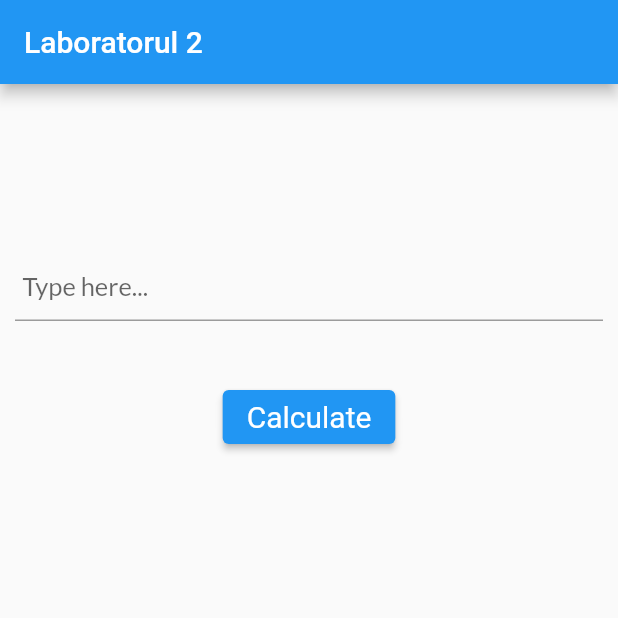
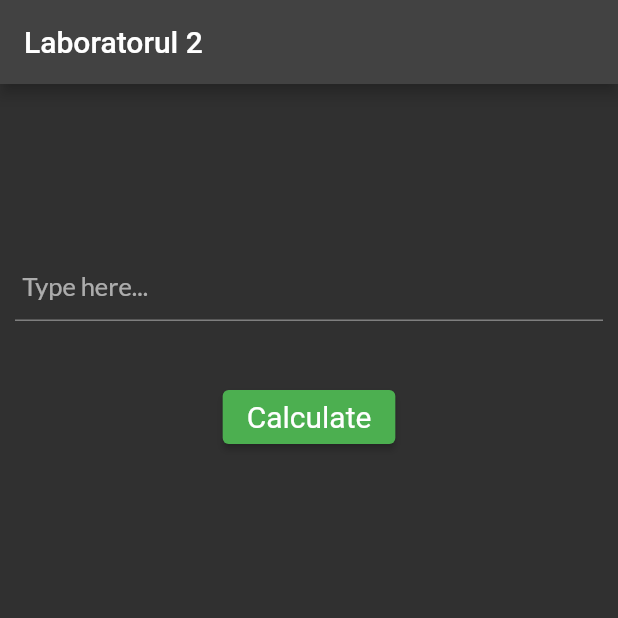
Before and after one commit to scornici/Lab2_PAM_Scornici, a Flutter app: the screen it shows after launch, on a phone screen of 412 x 824 dp, the top half of it. Run offline on Flutter 3.47's test engine with Material 2 defaults, Android fonts, the phone set to English and light mode, and no system bars; our stand-ins replace google_fonts.

Commit message:
interface changes

```diff
--- a/lib/main.dart
+++ b/lib/main.dart
@@ -13,7 +13,8 @@ class MyApp extends StatelessWidget {
     return MaterialApp(
       title: 'Flutter',
       theme: ThemeData(
-        primarySwatch: Colors.blue,
+        brightness: Brightness.dark,
+        primarySwatch: Colors.green,
       ),
       home: const MyHomePage(title: 'Laboratorul 2'),
     );
@@ -93,7 +94,7 @@ class _MyHomePageState extends State<MyHomePage> {
                   },
                 );
               },
-              child: Text("Calculate"),
+              child: const Text("Calculate"),
               ),
           ],
         ),
```
